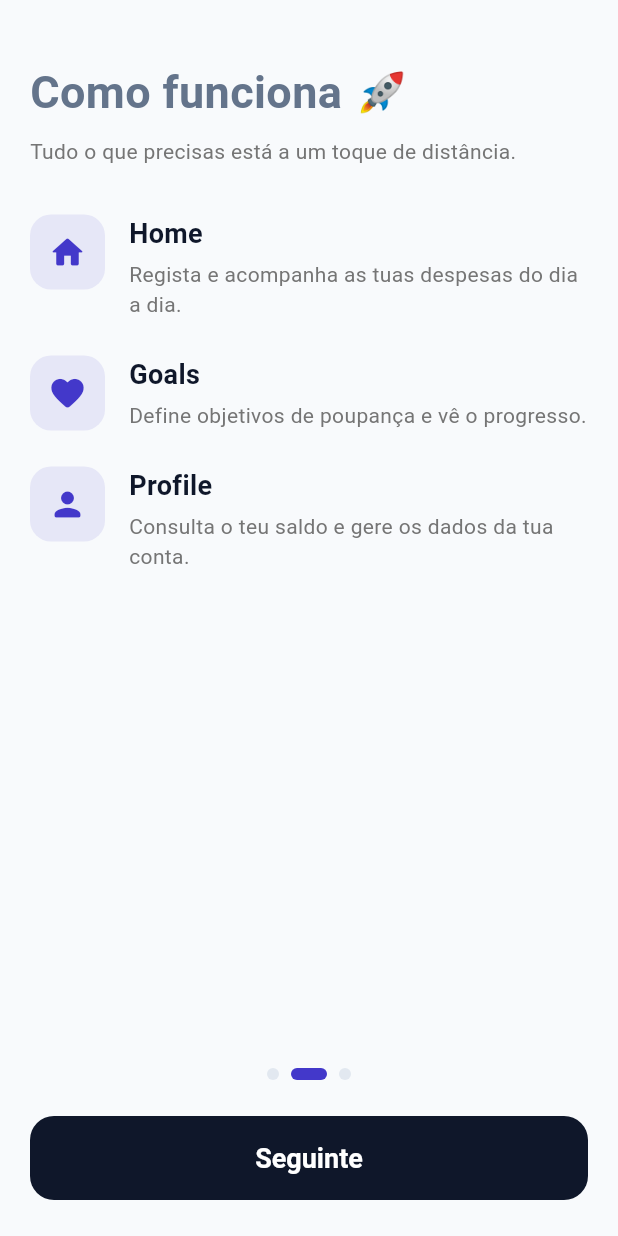
After one commit to DMarques24/FinSync, a Flutter app: the OnboardingPage screen opened by its route, after a tap on "Seguinte", on a phone screen of 412 x 824 dp. The commit adds this screen. Run offline on Flutter 3.47's test engine with Material 3 defaults, Android fonts, the phone set to English and light mode, and no system bars; our stand-ins replace flutter_bloc, get_it, go_router, image_picker, supabase_flutter; missing offline and left inert: liquid_glass_bar; accounts and stored records are empty.

Commit message:
feat: implement onboarding feature; add onboarding page, bloc, and related use cases for user balance submission

```diff
--- a/finsync/lib/app/app.dart
+++ b/finsync/lib/app/app.dart
@@ -1,5 +1,6 @@
 import 'package:finsync/presentation/pages/createAcount/create_acount_bloc.dart';
 import 'package:finsync/presentation/pages/login/login_bloc.dart';
+import 'package:finsync/presentation/pages/onboarding/onboarding_bloc.dart';
 import 'package:finsync/presentation/pages/profile/profile_bloc.dart';
 import 'package:finsync/presentation/pages/profile/profile_event.dart';
 import 'package:flutter/material.dart';
@@ -22,6 +23,7 @@ class App extends StatelessWidget {
         BlocProvider<DesireBloc>(create: (_) => sl<DesireBloc>()),
         BlocProvider<LoginBloc>(create: (_) => sl<LoginBloc>()),
         BlocProvider<CreateAcountBloc>(create: (_) => sl<CreateAcountBloc>()),
+        BlocProvider<OnboardingBloc>(create: (_) => sl<OnboardingBloc>()),
         BlocProvider<ProfileBloc>(
           create: (_) => sl<ProfileBloc>()..add(LoadProfileEvent()),
         ),
--- a/finsync/lib/app/app_router.dart
+++ b/finsync/lib/app/app_router.dart
@@ -1,5 +1,6 @@
 import 'package:finsync/presentation/pages/createAcount/create_acount_page.dart';
 import 'package:finsync/presentation/pages/login/login_page.dart';
+import 'package:finsync/presentation/pages/onboarding/onboarding_page.dart';
 import 'package:go_router/go_router.dart';
 import 'package:finsync/presentation/pages/main_page.dart';
 
@@ -11,6 +12,10 @@ final router = GoRouter(
       path: '/createAcount',
       builder: (context, state) => const CreateAcountPage(),
     ),
+    GoRoute(
+      path: '/onboarding',
+      builder: (context, state) => const OnboardingPage(),
+    ),
     GoRoute(path: '/', builder: (context, state) => const MainPage()),
   ],
 );
--- a/finsync/lib/core/di/injection.dart
+++ b/finsync/lib/core/di/injection.dart
@@ -1,6 +1,8 @@
+import 'package:finsync/domain/usecases/complete_onboarding.dart';
 import 'package:finsync/domain/usecases/insert_user.dart';
 import 'package:finsync/presentation/pages/createAcount/create_acount_bloc.dart';
 import 'package:finsync/presentation/pages/login/login_bloc.dart';
+import 'package:finsync/presentation/pages/onboarding/onboarding_bloc.dart';
 import 'package:finsync/presentation/pages/profile/profile_bloc.dart';
 import 'package:get_it/get_it.dart';
 
@@ -84,6 +86,10 @@ Future<void> initDependencies() async {
 
   sl.registerLazySingleton<GetUser>(() => GetUser(sl()));
 
+  sl.registerLazySingleton<CompleteOnboarding>(
+    () => CompleteOnboarding(sl()),
+  );
+
   // BLOCS
   sl.registerFactory<HomeBloc>(
     () => HomeBloc(sl<GetAllExpenses>(), sl<InsertExpense>()),
@@ -93,11 +99,17 @@ Future<void> initDependencies() async {
     () => DesireBloc(sl<GetAllDesires>(), sl<InsertDesire>()),
   );
 
-  sl.registerFactory<LoginBloc>(() => LoginBloc(sl<SignInUser>()));
+  sl.registerFactory<LoginBloc>(
+    () => LoginBloc(sl<SignInUser>(), sl<GetUser>()),
+  );
 
   sl.registerFactory<CreateAcountBloc>(
     () => CreateAcountBloc(sl<SignUpUser>(), sl<InsertUser>()),
   );
 
   sl.registerFactory<ProfileBloc>(() => ProfileBloc(sl<GetUser>()));
+
+  sl.registerFactory<OnboardingBloc>(
+    () => OnboardingBloc(sl<CompleteOnboarding>()),
+  );
 }
--- a/finsync/lib/data/datasources/user_remote_datasource.dart
+++ b/finsync/lib/data/datasources/user_remote_datasource.dart
@@ -4,4 +4,6 @@ abstract class UserRemoteDatasource {
   Future<List<UserModel>> getUser();
 
   Future<void> insertUser(UserModel user, String userId);
+
+  Future<void> completeOnboarding(String userId, double balance);
 }
--- a/finsync/lib/data/datasources/user_remote_datasource_impl.dart
+++ b/finsync/lib/data/datasources/user_remote_datasource_impl.dart
@@ -23,4 +23,12 @@ class UserRemoteDatasourceImpl implements UserRemoteDatasource {
   Future<void> insertUser(UserModel user, String userId) async {
     await supabase.from('profiles').insert(user.toJson(userId));
   }
+
+  @override
+  Future<void> completeOnboarding(String userId, double balance) async {
+    await supabase
+        .from('profiles')
+        .update({'balance': balance, 'isFirstLogin': false})
+        .eq('user_id', userId);
+  }
 }
--- a/finsync/lib/data/models/user_model.dart
+++ b/finsync/lib/data/models/user_model.dart
@@ -3,13 +3,19 @@ import 'package:finsync/domain/entities/user.dart';
 class UserModel {
   final String username;
   final double balance;
+  final bool isFirstLogin;
 
-  UserModel({required this.username, required this.balance});
+  UserModel({
+    required this.username,
+    required this.balance,
+    this.isFirstLogin = true,
+  });
 
   factory UserModel.fromJson(Map<String, dynamic> json) {
     return UserModel(
       username: json['username'] as String? ?? '',
       balance: (json['balance'] as num?)?.toDouble() ?? 0.0,
+      isFirstLogin: json['isFirstLogin'] as bool? ?? false,
     );
   }
 
@@ -18,6 +24,10 @@ class UserModel {
   }
 
   User toEntity() {
-    return User(username: username, balance: balance);
+    return User(
+      username: username,
+      balance: balance,
+      isFirstLogin: isFirstLogin,
+    );
   }
 }
--- a/finsync/lib/data/repositories/user_repository_impl.dart
+++ b/finsync/lib/data/repositories/user_repository_impl.dart
@@ -18,4 +18,9 @@ class UserRepositoryImpl implements UserRepository {
     final model = UserModel(username: user.username, balance: user.balance);
     await remoteDatasource.insertUser(model, userId);
   }
+
+  @override
+  Future<void> completeOnboarding(String userId, double balance) async {
+    await remoteDatasource.completeOnboarding(userId, balance);
+  }
 }
--- a/finsync/lib/domain/entities/user.dart
+++ b/finsync/lib/domain/entities/user.dart
@@ -1,6 +1,11 @@
 class User {
   final String username;
   final double balance;
+  final bool isFirstLogin;
 
-  User({required this.username, required this.balance});
+  User({
+    required this.username,
+    required this.balance,
+    this.isFirstLogin = true,
+  });
 }
--- a/finsync/lib/domain/repositories/user_repository.dart
+++ b/finsync/lib/domain/repositories/user_repository.dart
@@ -3,4 +3,5 @@ import 'package:finsync/domain/entities/user.dart';
 abstract class UserRepository {
   Future<List<User>> getUser();
   Future<void> insertUser(User user, String userId);
+  Future<void> completeOnboarding(String userId, double balance);
 }
--- /dev/null
+++ b/finsync/lib/domain/usecases/complete_onboarding.dart
@@ -0,0 +1,11 @@
+import 'package:finsync/domain/repositories/user_repository.dart';
+
+class CompleteOnboarding {
+  final UserRepository repository;
+
+  CompleteOnboarding(this.repository);
+
+  Future<void> call(String userId, double balance) {
+    return repository.completeOnboarding(userId, balance);
+  }
+}
--- a/finsync/lib/presentation/pages/login/login_bloc.dart
+++ b/finsync/lib/presentation/pages/login/login_bloc.dart
@@ -1,4 +1,5 @@
 import 'package:finsync/domain/entities/auth_user.dart';
+import 'package:finsync/domain/usecases/get_user.dart';
 import 'package:finsync/domain/usecases/sign_in_user.dart';
 import 'package:finsync/presentation/pages/login/login_event.dart';
 import 'package:finsync/presentation/pages/login/login_state.dart';
@@ -6,8 +7,9 @@ import 'package:flutter_bloc/flutter_bloc.dart';
 
 class LoginBloc extends Bloc<LoginEvent, LoginState> {
   final SignInUser signInUser;
+  final GetUser getUser;
 
-  LoginBloc(this.signInUser) : super(LoginInitialState()) {
+  LoginBloc(this.signInUser, this.getUser) : super(LoginInitialState()) {
     on<LoginSubmitEvent>(_onLoginSubmit);
   }
 
@@ -20,7 +22,9 @@ class LoginBloc extends Bloc<LoginEvent, LoginState> {
       await signInUser(
         AuthUserEntity(email: event.email, password: event.password),
       );
-      emit(LoginLoadedState());
+      final users = await getUser();
+      final isFirstLogin = users.isNotEmpty ? users.first.isFirstLogin : false;
+      emit(LoginLoadedState(isFirstLogin: isFirstLogin));
     } catch (e) {
       emit(LoginErrorState(e.toString()));
     }
--- a/finsync/lib/presentation/pages/login/login_page.dart
+++ b/finsync/lib/presentation/pages/login/login_page.dart
@@ -36,7 +36,11 @@ class _LoginPageState extends State<LoginPage> {
         child: BlocConsumer<LoginBloc, LoginState>(
           listener: (context, state) {
             if (state is LoginLoadedState) {
-              context.go('/');
+              if (state.isFirstLogin) {
+                context.go('/onboarding');
+              } else {
+                context.go('/');
+              }
             }
             if (state is LoginErrorState) {
               ScaffoldMessenger.of(context).showSnackBar(
--- a/finsync/lib/presentation/pages/login/login_state.dart
+++ b/finsync/lib/presentation/pages/login/login_state.dart
@@ -4,7 +4,11 @@ class LoginInitialState extends LoginState {}
 
 class LoginLoadingState extends LoginState {}
 
-class LoginLoadedState extends LoginState {}
+class LoginLoadedState extends LoginState {
+  final bool isFirstLogin;
+
+  LoginLoadedState({this.isFirstLogin = false});
+}
 
 class LoginErrorState extends LoginState {
   final String message;
--- /dev/null
+++ b/finsync/lib/presentation/pages/onboarding/onboarding_bloc.dart
@@ -0,0 +1,30 @@
+import 'package:finsync/domain/usecases/complete_onboarding.dart';
+import 'package:finsync/presentation/pages/onboarding/onboarding_event.dart';
+import 'package:finsync/presentation/pages/onboarding/onboarding_state.dart';
+import 'package:flutter_bloc/flutter_bloc.dart';
+import 'package:supabase_flutter/supabase_flutter.dart';
+
+class OnboardingBloc extends Bloc<OnboardingEvent, OnboardingState> {
+  final CompleteOnboarding completeOnboarding;
+
+  OnboardingBloc(this.completeOnboarding) : super(OnboardingInitialState()) {
+    on<OnboardingSubmitBalanceEvent>(_onSubmitBalance);
+  }
+
+  Future<void> _onSubmitBalance(
+    OnboardingSubmitBalanceEvent event,
+    Emitter<OnboardingState> emit,
+  ) async {
+    emit(OnboardingLoadingState());
+    try {
+      final userId = Supabase.instance.client.auth.currentUser?.id;
+      if (userId == null) {
+        throw Exception('Utilizador não autenticado.');
+      }
+      await completeOnboarding(userId, event.balance);
+      emit(OnboardingLoadedState());
+    } catch (e) {
+      emit(OnboardingErrorState(e.toString()));
+    }
+  }
+}
--- /dev/null
+++ b/finsync/lib/presentation/pages/onboarding/onboarding_event.dart
@@ -0,0 +1,7 @@
+abstract class OnboardingEvent {}
+
+class OnboardingSubmitBalanceEvent extends OnboardingEvent {
+  final double balance;
+
+  OnboardingSubmitBalanceEvent(this.balance);
+}
--- /dev/null
+++ b/finsync/lib/presentation/pages/onboarding/onboarding_page.dart
@@ -0,0 +1,371 @@
+import 'package:finsync/core/theme/colors.dart';
+import 'package:finsync/presentation/pages/onboarding/onboarding_bloc.dart';
+import 'package:finsync/presentation/pages/onboarding/onboarding_event.dart';
+import 'package:finsync/presentation/pages/onboarding/onboarding_state.dart';
+import 'package:flutter/material.dart';
+import 'package:flutter/services.dart';
+import 'package:flutter_bloc/flutter_bloc.dart';
+import 'package:go_router/go_router.dart';
+
+class OnboardingPage extends StatefulWidget {
+  const OnboardingPage({super.key});
+
+  @override
+  State<OnboardingPage> createState() => _OnboardingPageState();
+}
+
+class _OnboardingPageState extends State<OnboardingPage> {
+  final _pageController = PageController();
+  final _balanceController = TextEditingController();
+  int _currentPage = 0;
+
+  static const _totalPages = 3;
+
+  @override
+  void dispose() {
+    _pageController.dispose();
+    _balanceController.dispose();
+    super.dispose();
+  }
+
+  void _goToNextPage() {
+    _pageController.nextPage(
+      duration: const Duration(milliseconds: 300),
+      curve: Curves.easeInOut,
+    );
+  }
+
+  void _submitBalance(BuildContext context) {
+    final raw = _balanceController.text.trim().replaceAll(',', '.');
+    final balance = double.tryParse(raw);
+
+    if (balance == null || balance < 0) {
+      ScaffoldMessenger.of(context).showSnackBar(
+        const SnackBar(content: Text("Indica um saldo válido.")),
+      );
+      return;
+    }
+
+    context.read<OnboardingBloc>().add(OnboardingSubmitBalanceEvent(balance));
+  }
+
+  @override
+  Widget build(BuildContext context) {
+    return PopScope(
+      canPop: false,
+      child: Scaffold(
+        body: SafeArea(
+          child: BlocConsumer<OnboardingBloc, OnboardingState>(
+            listener: (context, state) {
+              if (state is OnboardingLoadedState) {
+                context.go('/');
+              }
+              if (state is OnboardingErrorState) {
+                ScaffoldMessenger.of(context).showSnackBar(
+                  SnackBar(
+                    content: Text(state.message),
+                    backgroundColor: Colors.red.shade700,
+                  ),
+                );
+              }
+            },
+            builder: (context, state) {
+              final isLoading = state is OnboardingLoadingState;
+
+              return Column(
+                children: [
+                  Expanded(
+                    child: PageView(
+                      controller: _pageController,
+                      physics: const NeverScrollableScrollPhysics(),
+                      onPageChanged: (index) {
+                        setState(() => _currentPage = index);
+                      },
+                      children: [
+                        _WelcomeStep(),
+                        _FeaturesStep(),
+                        _BalanceStep(
+                          controller: _balanceController,
+                          isLoading: isLoading,
+                        ),
+                      ],
+                    ),
+                  ),
+
+                  Padding(
+                    padding: const EdgeInsets.fromLTRB(20, 0, 20, 24),
+                    child: Column(
+                      children: [
+                        Row(
+                          mainAxisAlignment: MainAxisAlignment.center,
+                          children: List.generate(_totalPages, (index) {
+                            final isActive = index == _currentPage;
+                            return AnimatedContainer(
+                              duration: const Duration(milliseconds: 250),
+                              margin: const EdgeInsets.symmetric(
+                                horizontal: 4,
+                              ),
+                              height: 8,
+                              width: isActive ? 24 : 8,
+                              decoration: BoxDecoration(
+                                color: isActive
+                                    ? AppColors.secondary
+                                    : AppColors.border,
+                                borderRadius: BorderRadius.circular(4),
+                              ),
+                            );
+                          }),
+                        ),
+
+                        const SizedBox(height: 24),
+
+                        SizedBox(
+                          width: double.infinity,
+                          height: 56,
+                          child: FilledButton(
+                            onPressed: isLoading
+                                ? null
+                                : () {
+                                    if (_currentPage < _totalPages - 1) {
+                                      _goToNextPage();
+                                    } else {
+                                      _submitBalance(context);
+                                    }
+                                  },
+                            style: FilledButton.styleFrom(
+                              backgroundColor: AppColors.primary,
+                              shape: RoundedRectangleBorder(
+                                borderRadius: BorderRadius.circular(16),
+                              ),
+                            ),
+                            child: isLoading
+                                ? const SizedBox(
+                                    width: 24,
+                                    height: 24,
+                                    child: CircularProgressIndicator(
+                                      strokeWidth: 2.5,
+                                      color: Colors.white,
+                                    ),
+                                  )
+                                : Text(
+                                    _currentPage < _totalPages - 1
+                                        ? "Seguinte"
+                                        : "Concluir",
+                                    style: const TextStyle(fontSize: 18),
+                                  ),
+                          ),
+                        ),
+                      ],
+                    ),
+                  ),
+                ],
+              );
+            },
+          ),
+        ),
+      ),
+    );
+  }
+}
+
+class _WelcomeStep extends StatelessWidget {
+  const _WelcomeStep();
+
+  @override
+  Widget build(BuildContext context) {
+    return SingleChildScrollView(
+      padding: const EdgeInsets.fromLTRB(20, 40, 20, 20),
+      child: Column(
+        crossAxisAlignment: CrossAxisAlignment.start,
+        children: [
+          const Icon(
+            Icons.account_balance_wallet_rounded,
+            size: 80,
+            color: AppColors.primary,
+          ),
+
+          const SizedBox(height: 20),
+
+          const Text(
+            "Bem-vindo ao FinSync 👋",
+            style: TextStyle(fontSize: 30, fontWeight: FontWeight.bold),
+          ),
+
+          const SizedBox(height: 12),
+
+          Text(
+            "A tua nova app para organizares as tuas finanças, controlares "
+            "despesas e alcançares os teus objetivos com mais clareza.",
+            style: TextStyle(
+              fontSize: 16,
+              color: Colors.grey.shade600,
+              height: 1.5,
+            ),
+          ),
+        ],
+      ),
+    );
+  }
+}
+
+class _FeaturesStep extends StatelessWidget {
+  const _FeaturesStep();
+
+  @override
+  Widget build(BuildContext context) {
+    return SingleChildScrollView(
+      padding: const EdgeInsets.fromLTRB(20, 40, 20, 20),
+      child: Column(
+        crossAxisAlignment: CrossAxisAlignment.start,
+        children: [
+          const Text(
+            "Como funciona 🚀",
+            style: TextStyle(fontSize: 30, fontWeight: FontWeight.bold),
+          ),
+
+          const SizedBox(height: 8),
+
+          Text(
+            "Tudo o que precisas está a um toque de distância.",
+            style: TextStyle(color: Colors.grey.shade600),
+          ),
+
+          const SizedBox(height: 32),
+
+          const _FeatureRow(
+            icon: Icons.home_rounded,
+            title: "Home",
+            description: "Regista e acompanha as tuas despesas do dia a dia.",
+          ),
+
+          const SizedBox(height: 24),
+
+          const _FeatureRow(
+            icon: Icons.favorite_rounded,
+            title: "Goals",
+            description: "Define objetivos de poupança e vê o progresso.",
+          ),
+
+          const SizedBox(height: 24),
+
+          const _FeatureRow(
+            icon: Icons.person_rounded,
+            title: "Profile",
+            description: "Consulta o teu saldo e gere os dados da tua conta.",
+          ),
+        ],
+      ),
+    );
+  }
+}
+
+class _FeatureRow extends StatelessWidget {
+  final IconData icon;
+  final String title;
+  final String description;
+
+  const _FeatureRow({
+    required this.icon,
+    required this.title,
+    required this.description,
+  });
+
+  @override
+  Widget build(BuildContext context) {
+    return Row(
+      crossAxisAlignment: CrossAxisAlignment.start,
+      children: [
+        Container(
+          padding: const EdgeInsets.all(12),
+          decoration: BoxDecoration(
+            color: AppColors.secondary.withValues(alpha: .1),
+            borderRadius: BorderRadius.circular(14),
+          ),
+          child: Icon(icon, color: AppColors.secondary, size: 26),
+        ),
+
+        const SizedBox(width: 16),
+
+        Expanded(
+          child: Column(
+            crossAxisAlignment: CrossAxisAlignment.start,
+            children: [
+              Text(
+                title,
+                style: const TextStyle(
+                  fontSize: 18,
+                  fontWeight: FontWeight.w700,
+                  color: AppColors.textPrimary,
+                ),
+              ),
+              const SizedBox(height: 4),
+              Text(
+                description,
+                style: TextStyle(color: Colors.grey.shade600),
+              ),
+            ],
+          ),
+        ),
+      ],
+    );
+  }
+}
+
+class _BalanceStep extends StatelessWidget {
+  final TextEditingController controller;
+  final bool isLoading;
+
+  const _BalanceStep({required this.controller, required this.isLoading});
+
+  @override
+  Widget build(BuildContext context) {
+    return SingleChildScrollView(
+      padding: const EdgeInsets.fromLTRB(20, 40, 20, 20),
+      child: Column(
+        crossAxisAlignment: CrossAxisAlignment.start,
+        children: [
+          const Icon(
+            Icons.savings_rounded,
+            size: 80,
+            color: AppColors.primary,
+          ),
+
+          const SizedBox(height: 20),
+
+          const Text(
+            "Qual é o teu saldo atual? 💰",
+            style: TextStyle(fontSize: 28, fontWeight: FontWeight.bold),
+          ),
+
+          const SizedBox(height: 8),
+
+          Text(
+            "Vamos usar este valor como ponto de partida para "
+            "acompanhares as tuas finanças.",
+            style: TextStyle(color: Colors.grey.shade600),
+          ),
+
+          const SizedBox(height: 32),
+
+          TextFormField(
+            controller: controller,
+            enabled: !isLoading,
+            keyboardType: const TextInputType.numberWithOptions(
+              decimal: true,
+            ),
+            inputFormatters: [
+              FilteringTextInputFormatter.allow(RegExp(r'^\d*[.,]?\d{0,2}')),
+            ],
+            decoration: InputDecoration(
+              labelText: "Saldo atual (€)",
+              prefixIcon: const Icon(Icons.euro_rounded),
+              border: OutlineInputBorder(
+                borderRadius: BorderRadius.circular(16),
+              ),
+            ),
+          ),
+        ],
+      ),
+    );
+  }
+}
--- /dev/null
+++ b/finsync/lib/presentation/pages/onboarding/onboarding_state.dart
@@ -0,0 +1,13 @@
+abstract class OnboardingState {}
+
+class OnboardingInitialState extends OnboardingState {}
+
+class OnboardingLoadingState extends OnboardingState {}
+
+class OnboardingLoadedState extends OnboardingState {}
+
+class OnboardingErrorState extends OnboardingState {
+  final String message;
+
+  OnboardingErrorState(this.message);
+}
```
